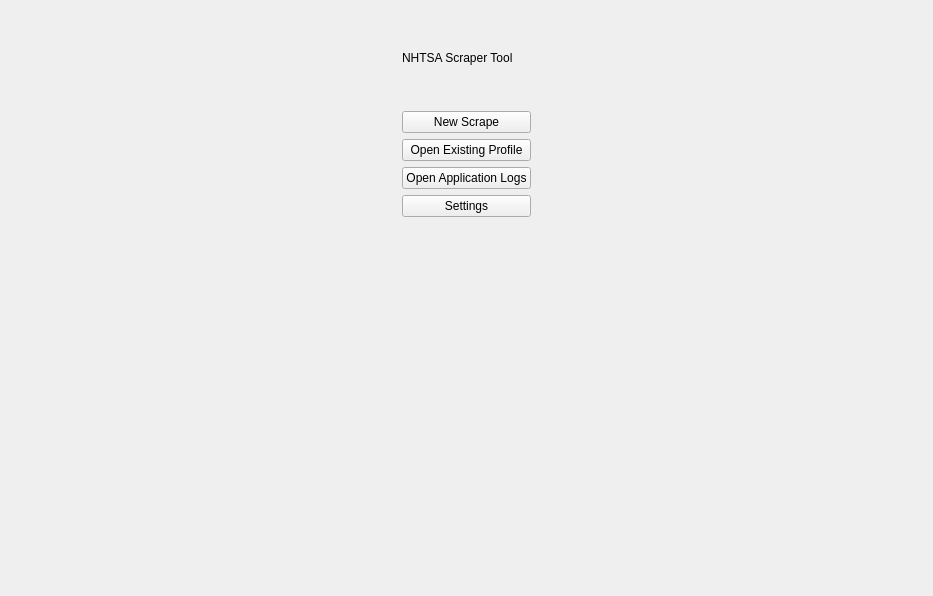
Above: src/app/ui/MainMenu.ui from caden-maxwell/nhtsa-scrape before the change. Below: the same form after it.
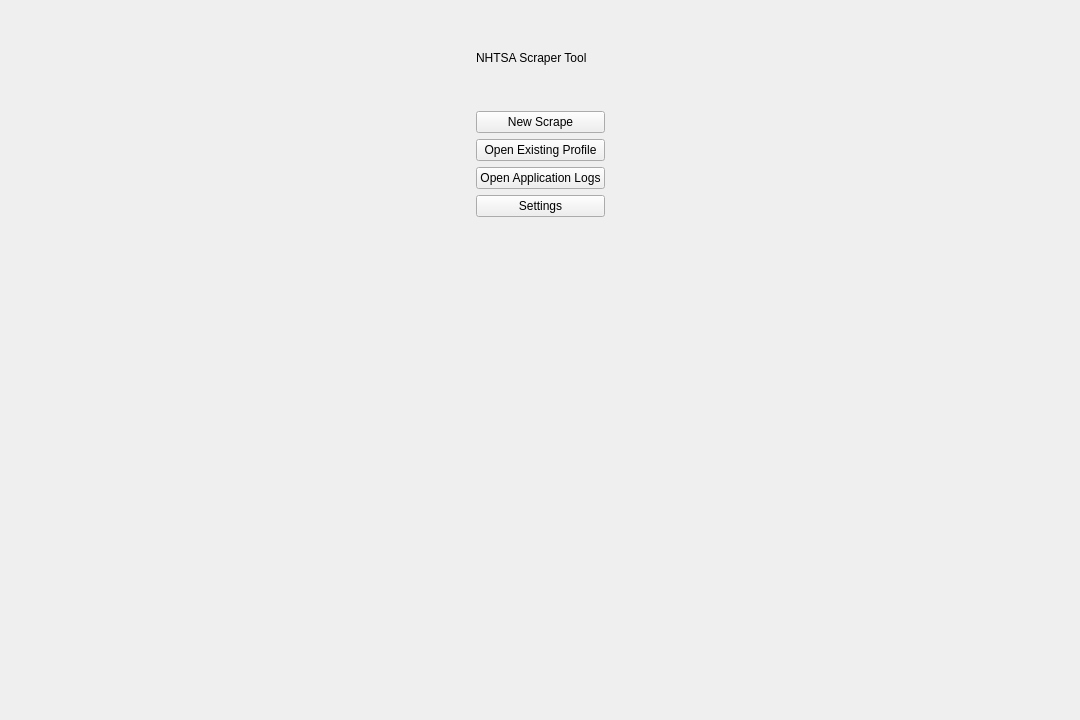
That is the form after the change.

Commit message: Gitignored .vscode and changed window size

What changed in the file:
```diff
--- a/src/app/ui/MainMenu.ui
+++ b/src/app/ui/MainMenu.ui
@@ -6,8 +6,8 @@
    <rect>
     <x>0</x>
     <y>0</y>
-    <width>933</width>
-    <height>596</height>
+    <width>1080</width>
+    <height>720</height>
    </rect>
   </property>
   <property name="windowTitle">
```
The commit also changes 2 other files.
